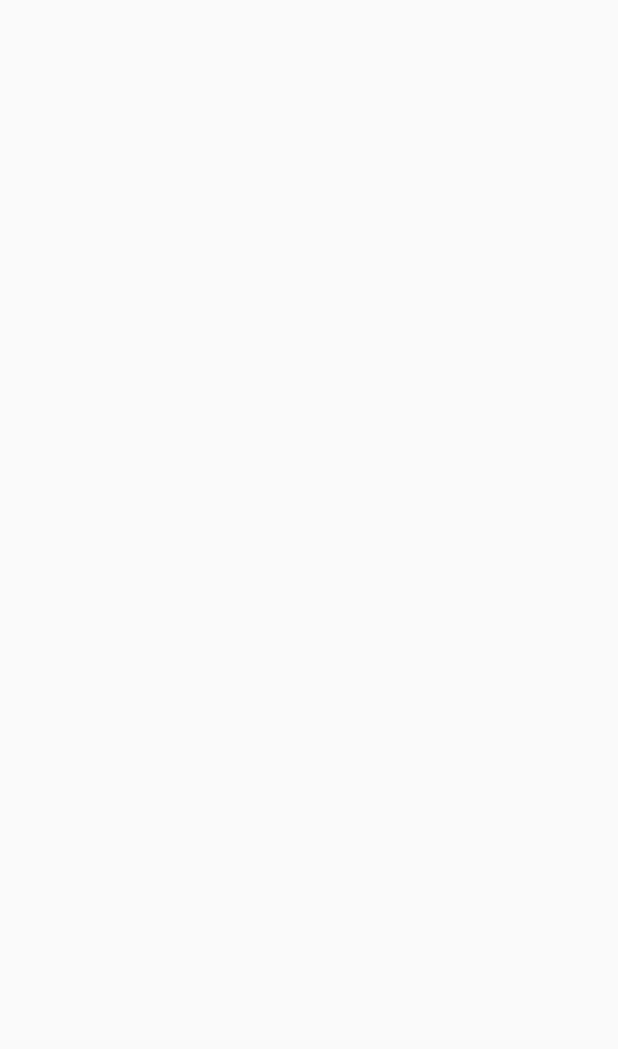
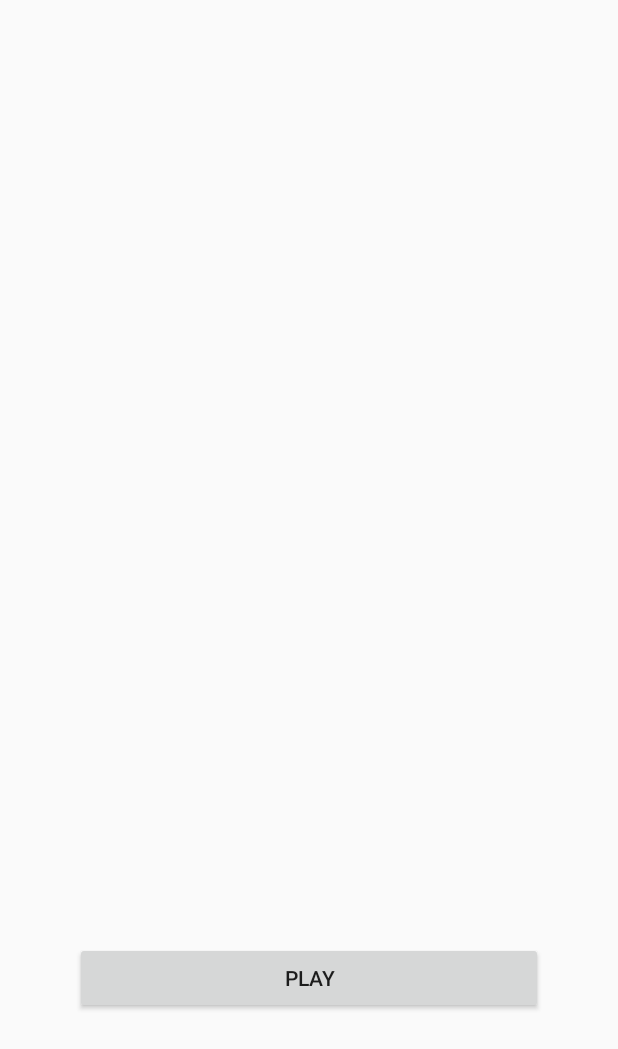
Before and after one commit to marcell-szabo/Oh-Hell-Calculator, an Android app: the Names screen opened directly, with no data from a screen before it, on a phone screen of 412 x 824 dp. Before the commit the part shown is empty. Shown: the top 1049 px of the screen. Run offline under Robolectric (Android 15) with nearby library versions, the phone set to English and light mode, and no system bars.

Commit message:
ich bin fertig 2.0

```diff
--- a/app/src/main/res/layout/activity_names.xml
+++ b/app/src/main/res/layout/activity_names.xml
@@ -6,4 +6,51 @@
     android:layout_height="match_parent"
     tools:context=".Names">
 
+    <LinearLayout
+        android:layout_width="match_parent"
+        android:layout_height="match_parent"
+        android:layout_marginStart="50dp"
+        android:layout_marginTop="50dp"
+        android:layout_marginEnd="50dp"
+        android:layout_marginBottom="50dp"
+        android:orientation="vertical"
+        app:layout_constraintBottom_toBottomOf="parent"
+        app:layout_constraintEnd_toEndOf="parent"
+        app:layout_constraintHorizontal_bias="1.0"
+        app:layout_constraintStart_toStartOf="parent"
+        app:layout_constraintTop_toTopOf="parent"
+        app:layout_constraintVertical_bias="0.0">
+
+        <ScrollView
+            android:layout_width="match_parent"
+            android:layout_height="578dp">
+
+            <TableLayout
+                android:id="@+id/table"
+                android:layout_width="match_parent"
+                android:layout_height="wrap_content"
+                android:layout_marginStart="0dp"
+                android:layout_marginTop="0dp"
+                android:layout_marginEnd="0dp"
+                android:layout_marginBottom="0dp">
+
+                <TableRow
+                    android:id="@+id/tablerow"
+                    android:layout_width="fill_parent"
+                    android:layout_height="?android:attr/listPreferredItemHeight"
+                    android:focusable="true">
+
+                </TableRow>
+            </TableLayout>
+        </ScrollView>
+
+        <Button
+            android:id="@+id/button"
+            android:layout_width="match_parent"
+            android:layout_height="wrap_content"
+            android:text="@string/button"
+            android:textAlignment="center" />
+
+    </LinearLayout>
+
 </androidx.constraintlayout.widget.ConstraintLayout>
--- a/app/src/main/res/values/strings.xml
+++ b/app/src/main/res/values/strings.xml
@@ -4,4 +4,5 @@
     <string name="players_number">players number</string>
     <string name="rounds_number">rounds number</string>
     <string name="button">play</string>
+    <string name="pn">player %d</string>
 </resources>
```
Also changed, not shown: app/src/main/java/com/example/ohhellcalculator/MainActivity.java (+5 -3 lines), app/src/main/java/com/example/ohhellcalculator/Names.java (+13 -0 lines), app/src/main/res/layout/tablerow.xml (added, +19 -0 lines).
